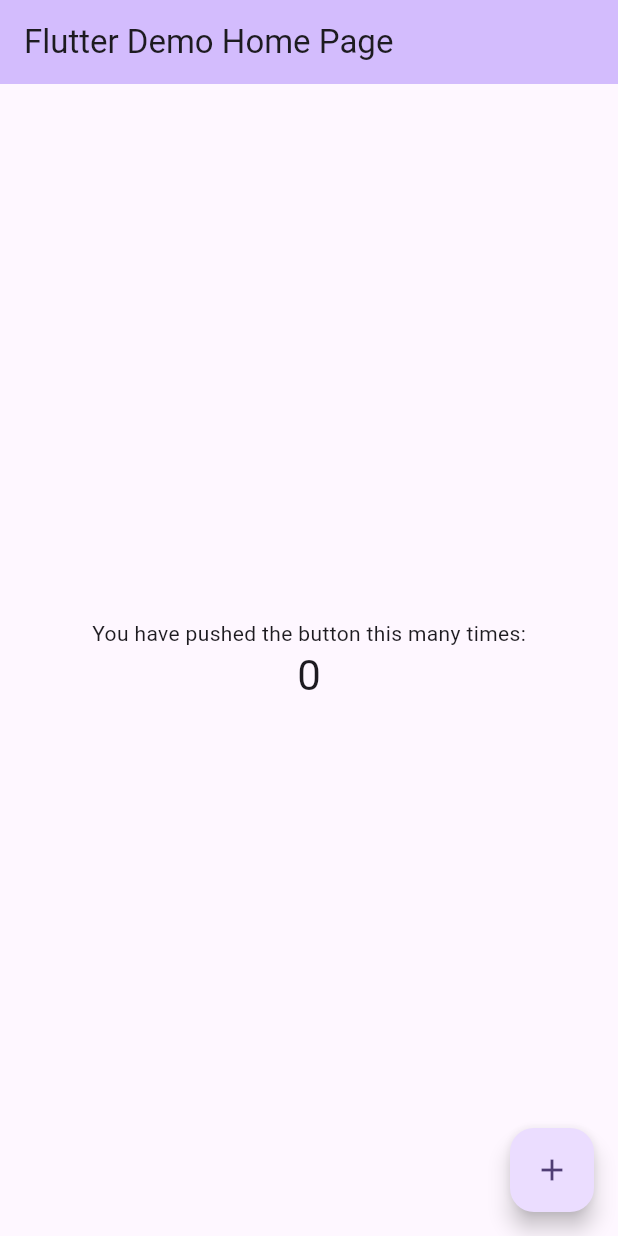
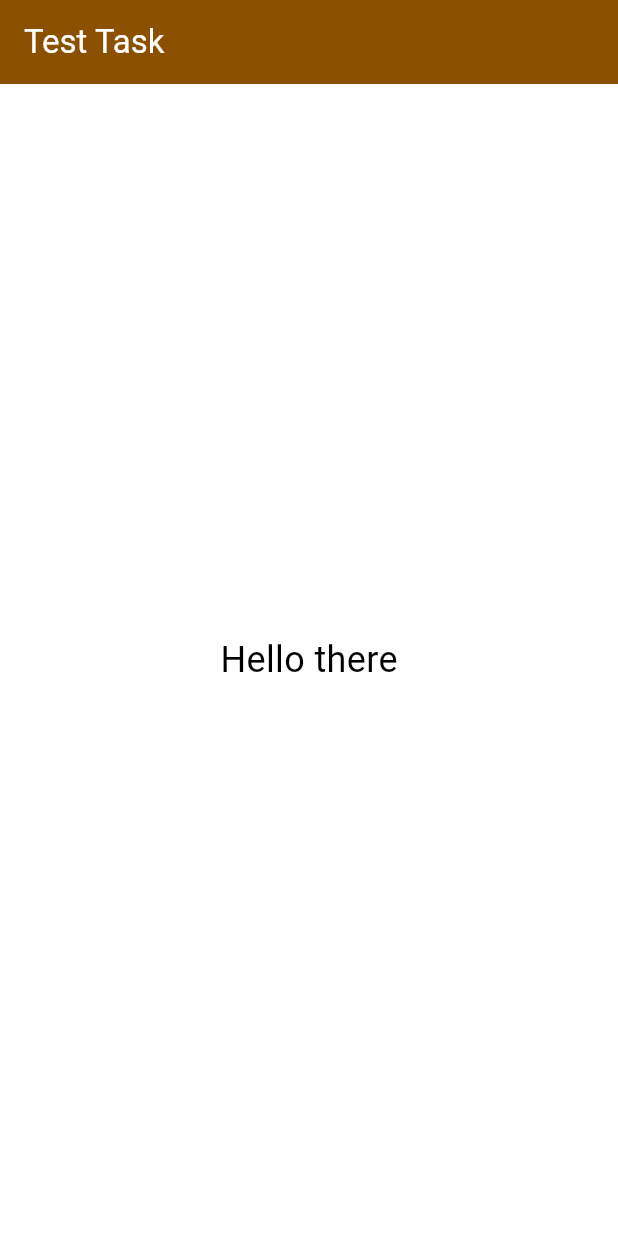
Before and after one commit to maxxlab/test-task, a Flutter app: the screen it shows after launch, on a phone screen of 412 x 824 dp. Run offline on Flutter 3.47's test engine with Material 2 defaults, Android fonts, the phone set to English and light mode, and no system bars; our stand-ins replace bloc, dynamic_color, equatable, flutter_bloc.

Commit message:
Finishing test task

```diff
--- /dev/null
+++ b/lib/blocs/bg_color/colors_bloc.dart
@@ -0,0 +1,21 @@
+import 'dart:async';
+
+import 'package:bloc/bloc.dart';
+import 'package:equatable/equatable.dart';
+import 'package:flutter/material.dart';
+import 'package:test_task/utils/functions/generate_random_color.dart';
+
+part 'colors_event.dart';
+part 'colors_state.dart';
+
+class BgColorBloc extends Bloc<BgColorEvent, BgColorState> {
+  BgColorBloc() : super(BgColorState.initial()) {
+    on<ChangeBgColor>((event, emit) {
+      emit(
+        state.copyWith(
+          color: generateRandomColor(),
+        ),
+      );
+    });
+  }
+}
--- /dev/null
+++ b/lib/blocs/bg_color/colors_event.dart
@@ -0,0 +1,10 @@
+part of 'colors_bloc.dart';
+
+sealed class BgColorEvent extends Equatable {
+  const BgColorEvent();
+
+  @override
+  List<Object> get props => [];
+}
+
+class ChangeBgColor extends BgColorEvent {}
--- /dev/null
+++ b/lib/blocs/bg_color/colors_state.dart
@@ -0,0 +1,22 @@
+part of 'colors_bloc.dart';
+
+class BgColorState extends Equatable {
+  final Color color;
+
+  const BgColorState({required this.color,});
+
+  @override
+  List<Object> get props => [color];
+
+  BgColorState copyWith({
+    Color? color,
+  }) {
+    return BgColorState(
+      color: color ?? this.color,
+    );
+  }
+
+  factory BgColorState.initial() {
+    return BgColorState(color: Colors.white,);
+  }
+}
--- /dev/null
+++ b/lib/features/home/home_model.dart
@@ -0,0 +1,6 @@
+class HomeModel {
+  final String title;
+
+  HomeModel({required this.title});
+
+}
--- /dev/null
+++ b/lib/features/home/home_view.dart
@@ -0,0 +1,61 @@
+import 'package:flutter/material.dart';
+import 'package:flutter_bloc/flutter_bloc.dart';
+import 'package:test_task/blocs/bg_color/colors_bloc.dart';
+import 'package:test_task/features/home/home_model.dart';
+import 'package:test_task/utils/constants/constants.dart';
+
+class HomeView extends StatelessWidget {
+  const HomeView({super.key});
+
+  @override
+  Widget build(BuildContext context) {
+    return BlocProvider(
+      create: (context) => BgColorBloc(),
+      child: Builder(
+        builder: (context) {
+          final colorBloc = BlocProvider.of<BgColorBloc>(context);
+          final model = HomeModel(title: 'Hello there');
+
+          return Scaffold(
+            appBar: AppBar(
+              title: Text(
+                'Test Task',
+                style:
+                    TextStyle(color: Theme.of(context).colorScheme.onPrimary),
+              ),
+              backgroundColor: Theme.of(context).colorScheme.primary,
+            ),
+            body: BlocBuilder<BgColorBloc, BgColorState>(
+              bloc: colorBloc,
+              builder: (context, state) {
+                return InkWell(
+                  onTap: () {
+                    colorBloc.add(
+                      ChangeBgColor(),
+                    );
+                  },
+                  child: Container(
+                    width: double.infinity,
+                    height: double.infinity,
+                    color: state.color,
+                    child: Center(
+                      child: Text(
+                        model.title,
+                        style: TextStyle(
+                          color: state.color.withAlpha(255) == Colors.white
+                              ? Colors.black
+                              : state.color.withAlpha(255),
+                          fontSize: textTitleFontSize,
+                        ),
+                      ),
+                    ),
+                  ),
+                );
+              },
+            ),
+          );
+        },
+      ),
+    );
+  }
+}
--- a/lib/main.dart
+++ b/lib/main.dart
@@ -1,4 +1,9 @@
 import 'package:flutter/material.dart';
+import 'package:flutter_bloc/flutter_bloc.dart';
+import 'package:test_task/blocs/bg_color/colors_bloc.dart';
+import 'package:test_task/features/home/home_view.dart';
+import 'package:test_task/utils/theme/color_schemes.g.dart';
+import 'package:test_task/utils/theme/custom_color.g.dart';
 
 void main() {
   runApp(const MyApp());
@@ -7,119 +12,25 @@ void main() {
 class MyApp extends StatelessWidget {
   const MyApp({super.key});
 
-  // This widget is the root of your application.
   @override
   Widget build(BuildContext context) {
-    return MaterialApp(
-      title: 'Flutter Demo',
-      theme: ThemeData(
-        // This is the theme of your application.
-        //
-        // TRY THIS: Try running your application with "flutter run". You'll see
-        // the application has a blue toolbar. Then, without quitting the app,
-        // try changing the seedColor in the colorScheme below to Colors.green
-        // and then invoke "hot reload" (save your changes or press the "hot
-        // reload" button in a Flutter-supported IDE, or press "r" if you used
-        // the command line to start the app).
-        //
-        // Notice that the counter didn't reset back to zero; the application
-        // state is not lost during the reload. To reset the state, use hot
-        // restart instead.
-        //
-        // This works for code too, not just values: Most code changes can be
-        // tested with just a hot reload.
-        colorScheme: ColorScheme.fromSeed(seedColor: Colors.deepPurple),
-        useMaterial3: true,
+    return BlocProvider(
+      create: (context) => BgColorBloc(),
+      child: MaterialApp(
+        title: 'Flutter Demo',
+        theme: ThemeData(
+          useMaterial3: true,
+          colorScheme: lightColorScheme,
+          extensions: [lightCustomColors],
+        ),
+        darkTheme: ThemeData(
+          useMaterial3: true,
+          colorScheme: darkColorScheme,
+          extensions: [darkCustomColors],
+        ),
+        debugShowCheckedModeBanner: false,
+        home: const HomeView(),
       ),
-      home: const MyHomePage(title: 'Flutter Demo Home Page'),
     );
   }
 }
-
-class MyHomePage extends StatefulWidget {
-  const MyHomePage({super.key, required this.title});
-
-  // This widget is the home page of your application. It is stateful, meaning
-  // that it has a State object (defined below) that contains fields that affect
-  // how it looks.
-
-  // This class is the configuration for the state. It holds the values (in this
-  // case the title) provided by the parent (in this case the App widget) and
-  // used by the build method of the State. Fields in a Widget subclass are
-  // always marked "final".
-
-  final String title;
-
-  @override
-  State<MyHomePage> createState() => _MyHomePageState();
-}
-
-class _MyHomePageState extends State<MyHomePage> {
-  int _counter = 0;
-
-  void _incrementCounter() {
-    setState(() {
-      // This call to setState tells the Flutter framework that something has
-      // changed in this State, which causes it to rerun the build method below
-      // so that the display can reflect the updated values. If we changed
-      // _counter without calling setState(), then the build method would not be
-      // called again, and so nothing would appear to happen.
-      _counter++;
-    });
-  }
-
-  @override
-  Widget build(BuildContext context) {
-    // This method is rerun every time setState is called, for instance as done
-    // by the _incrementCounter method above.
-    //
-    // The Flutter framework has been optimized to make rerunning build methods
-    // fast, so that you can just rebuild anything that needs updating rather
-    // than having to individually change instances of widgets.
-    return Scaffold(
-      appBar: AppBar(
-        // TRY THIS: Try changing the color here to a specific color (to
-        // Colors.amber, perhaps?) and trigger a hot reload to see the AppBar
-        // change color while the other colors stay the same.
-        backgroundColor: Theme.of(context).colorScheme.inversePrimary,
-        // Here we take the value from the MyHomePage object that was created by
-        // the App.build method, and use it to set our appbar title.
-        title: Text(widget.title),
-      ),
-      body: Center(
-        // Center is a layout widget. It takes a single child and positions it
-        // in the middle of the parent.
-        child: Column(
-          // Column is also a layout widget. It takes a list of children and
-          // arranges them vertically. By default, it sizes itself to fit its
-          // children horizontally, and tries to be as tall as its parent.
-          //
-          // Column has various properties to control how it sizes itself and
-          // how it positions its children. Here we use mainAxisAlignment to
-          // center the children vertically; the main axis here is the vertical
-          // axis because Columns are vertical (the cross axis would be
-          // horizontal).
-          //
-          // TRY THIS: Invoke "debug painting" (choose the "Toggle Debug Paint"
-          // action in the IDE, or press "p" in the console), to see the
-          // wireframe for each widget.
-          mainAxisAlignment: MainAxisAlignment.center,
-          children: <Widget>[
-            const Text(
-              'You have pushed the button this many times:',
-            ),
-            Text(
-              '$_counter',
-              style: Theme.of(context).textTheme.headlineMedium,
-            ),
-          ],
-        ),
-      ),
-      floatingActionButton: FloatingActionButton(
-        onPressed: _incrementCounter,
-        tooltip: 'Increment',
-        child: const Icon(Icons.add),
-      ), // This trailing comma makes auto-formatting nicer for build methods.
-    );
-  }
-}
--- /dev/null
+++ b/lib/utils/constants/constants.dart
@@ -0,0 +1 @@
+const double textTitleFontSize = 24;
--- /dev/null
+++ b/lib/utils/functions/generate_random_color.dart
@@ -0,0 +1,14 @@
+import 'dart:math';
+
+import 'package:flutter/material.dart';
+
+Color generateRandomColor() {
+  final random = Random();
+
+  return Color.fromARGB(
+    random.nextInt(255),
+    random.nextInt(255),
+    random.nextInt(255),
+    random.nextInt(255),
+  );
+}
--- a/pubspec.yaml
+++ b/pubspec.yaml
@@ -35,6 +35,9 @@ dependencies:
   # The following adds the Cupertino Icons font to your application.
   # Use with the CupertinoIcons class for iOS style icons.
   cupertino_icons: ^1.0.2
+  dynamic_color: ^1.6.8
+  flutter_bloc: ^8.1.3
+  equatable: ^2.0.5
 
 dev_dependencies:
   flutter_test:
```
Also changed, not shown: lib/utils/theme/color_schemes.g.dart (added), lib/utils/theme/custom_color.g.dart (added), pubspec.lock, 6 other files.
